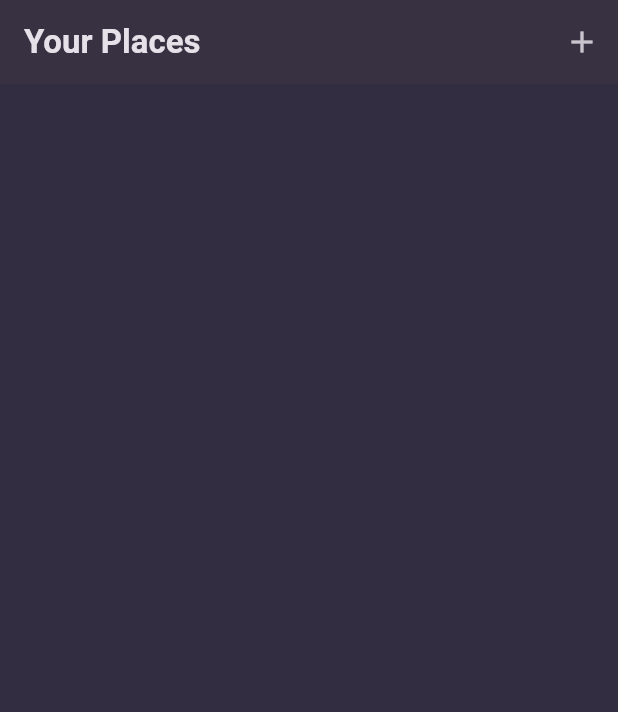
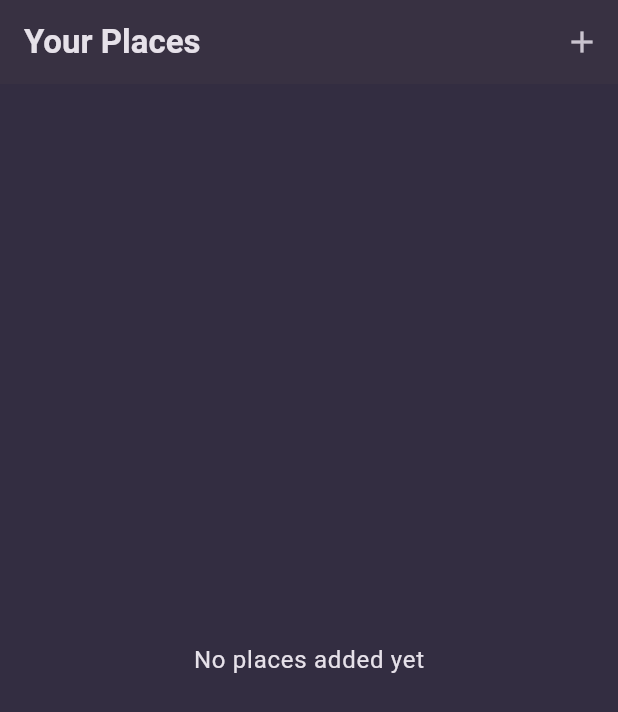
Before and after one commit to bcondefoodics/my_favorite_places, a Flutter app: the screen it shows after launch, on a phone screen of 412 x 824 dp. Shown: the top 712 px of the screen. Run offline on Flutter 3.47's test engine with Material 3 defaults, Android fonts, the phone set to English and light mode, and no system bars; our stand-ins replace google_fonts.

Commit message:
Update list widget for places

```diff
--- a/lib/main.dart
+++ b/lib/main.dart
@@ -2,7 +2,7 @@ import 'package:flutter/material.dart';
 
 import 'package:google_fonts/google_fonts.dart';
 
-import 'screens/places_list.dart';
+import 'screens/places.dart';
 
 final colorScheme = ColorScheme.fromSeed(
   brightness: Brightness.dark,
@@ -29,6 +29,10 @@ class MyApp extends StatelessWidget {
 
   @override
   Widget build(BuildContext context) {
-    return MaterialApp(title: 'Great Places', theme: theme, home: PlacesList());
+    return MaterialApp(
+      title: 'Great Places',
+      theme: theme,
+      home: PlacesScreen(),
+    );
   }
 }
--- a/lib/screens/add_place.dart
+++ b/lib/screens/add_place.dart
@@ -1,12 +1,12 @@
 import 'package:flutter/material.dart';
 
-class NewPlace extends StatelessWidget {
-  const NewPlace({super.key});
+class AddPlaceScreen extends StatelessWidget {
+  const AddPlaceScreen({super.key});
 
   @override
   Widget build(BuildContext context) {
     return Scaffold(
-      appBar: AppBar(title: Text('New Place')),
+      appBar: AppBar(title: Text('Add Place')),
       body: Form(
         child: Column(
           children: [
--- a/lib/screens/places_list.dart
+++ b/lib/screens/places.dart
@@ -1,11 +1,15 @@
 import 'package:flutter/material.dart';
 import 'package:my_favorite_places/screens/add_place.dart';
+import 'package:my_favorite_places/widgets/places_list.dart';
 
-class PlacesList extends StatelessWidget {
-  const PlacesList({super.key});
+class PlacesScreen extends StatelessWidget {
+  const PlacesScreen({super.key});
 
   void _navigateNewPlace(BuildContext context) {
-    Navigator.push(context, MaterialPageRoute(builder: (ctx) => NewPlace()));
+    Navigator.push(
+      context,
+      MaterialPageRoute(builder: (ctx) => AddPlaceScreen()),
+    );
   }
 
   @override
@@ -23,6 +27,7 @@ class PlacesList extends StatelessWidget {
         ],
       ),
       backgroundColor: Theme.of(context).colorScheme.onSecondary,
+      body: PlacesList(places: []),
     );
   }
 }
--- /dev/null
+++ b/lib/widgets/places_list.dart
@@ -0,0 +1,35 @@
+import 'package:flutter/material.dart';
+import 'package:my_favorite_places/models/place.dart';
+
+class PlacesList extends StatelessWidget {
+  const PlacesList({super.key, required this.places});
+
+  final List<Place> places;
+
+  @override
+  Widget build(BuildContext context) {
+    if (places.isEmpty) {
+      return Center(
+        child: Text(
+          'No places added yet',
+          style: Theme.of(context).textTheme.bodyLarge!.copyWith(
+            color: Theme.of(context).colorScheme.onSurface,
+          ),
+        ),
+      );
+    }
+
+    return ListView.builder(
+      itemCount: places.length,
+      itemBuilder:
+          (ctx, index) => ListTile(
+            title: Text(
+              places[index].name,
+              style: Theme.of(context).textTheme.titleMedium!.copyWith(
+                color: Theme.of(context).colorScheme.onSurface,
+              ),
+            ),
+          ),
+    );
+  }
+}
```
